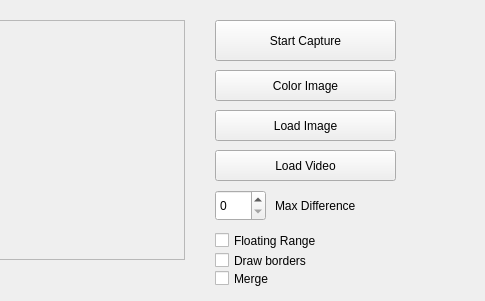
ARebollo/ArtificialVision, file Practica 4/mainwindow.ui: the form before one commit; both pictures show x 525 to 1010 and y 0 to 301 of the 1010 by 301 pixel window.
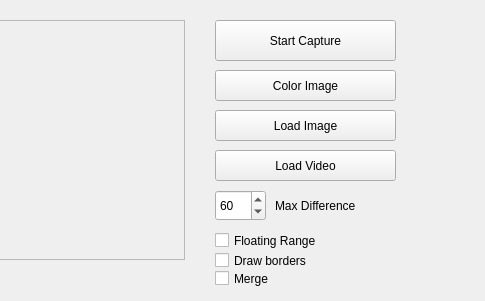
The form after the commit.

Commit message: estage ol changes

Diff of the .ui file:
```diff
--- a/Practica 4/mainwindow.ui
+++ b/Practica 4/mainwindow.ui
@@ -153,6 +153,9 @@
    <property name="maximum">
     <number>255</number>
    </property>
+   <property name="value">
+    <number>60</number>
+   </property>
   </widget>
   <widget class="QLabel" name="label">
    <property name="geometry">
```
The commit also changes 1 other file.
